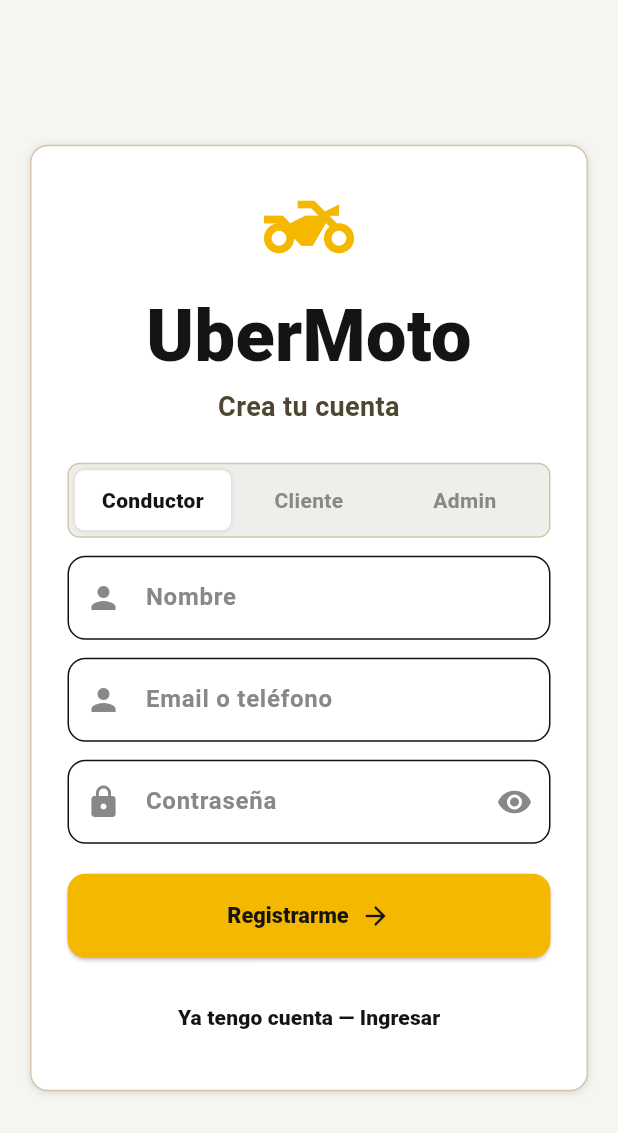
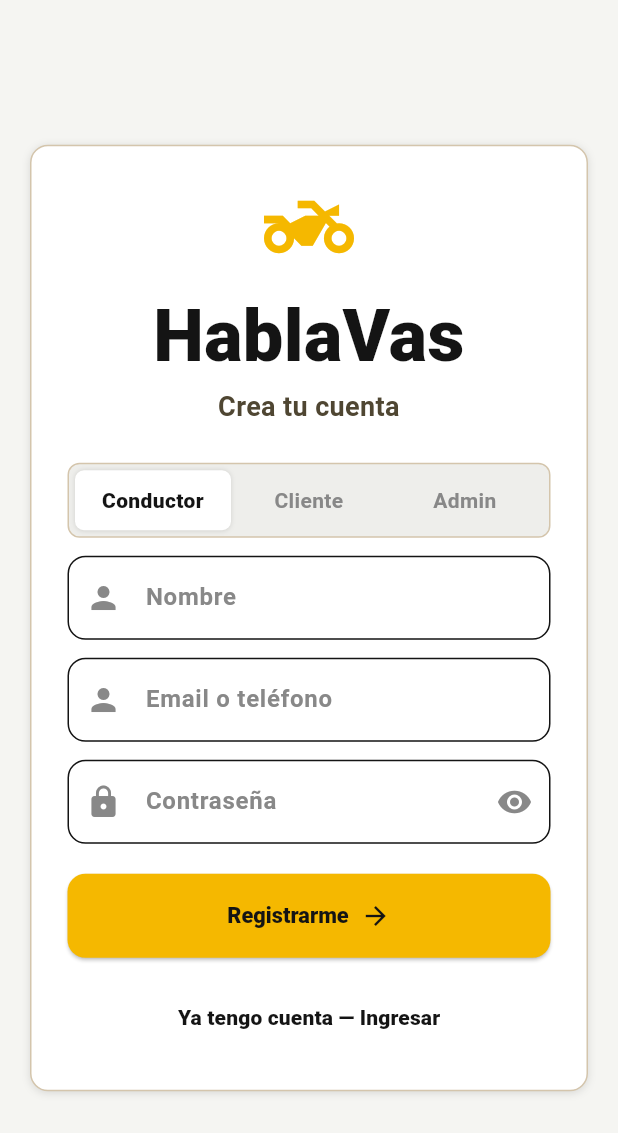
Before and after one commit to Jsinnovatech/app_front_ubermotor, a Flutter app: the screen it shows after launch, after a tap on "Ingresar", after a tap on "No tengo cuenta — Registrarme", on a phone screen of 412 x 824 dp. Shown: the top 1133 px of the screen. Run offline on Flutter 3.47's test engine with Material 3 defaults, Android fonts, the phone set to English and light mode, and no system bars; our stand-ins replace flutter_map, latlong2, shared_preferences; network calls fail; Roboto replaces fonts that are missing (Segoe UI).

Commit message:
Rebrand: UberMoto -> HablaVas

```diff
--- a/lib/core/theme/app_colors.dart
+++ b/lib/core/theme/app_colors.dart
@@ -1,6 +1,6 @@
 import 'package:flutter/material.dart';
 
-/// Paleta oficial de UberMotor: extraida del design system que aprobamos en
+/// Paleta oficial de HablaVas: extraida del design system que aprobamos en
 /// Stitch (MotoRide Prepago App). No inventar tonos nuevos.
 class AppColors {
   static const Color yellow = Color(0xFFF5B800);
--- a/lib/features/auth/screens/login_screen.dart
+++ b/lib/features/auth/screens/login_screen.dart
@@ -81,7 +81,7 @@
                 const Icon(Icons.two_wheeler, size: 60, color: AppColors.yellow),
                 const SizedBox(height: 8),
                 const Text(
-                  'UberMoto',
+                  'HablaVas',
                   textAlign: TextAlign.center,
                   style: TextStyle(fontSize: 48, fontWeight: FontWeight.w900, color: AppColors.black),
                 ),
--- a/lib/features/conductor/screens/conductor_home_screen.dart
+++ b/lib/features/conductor/screens/conductor_home_screen.dart
@@ -7,7 +7,7 @@
 import 'recarga_screen.dart';
 
 /// Home del conductor replicado del diseno de Stitch (MotoRide):
-/// header UberMoto, toggle Disponible, badge "Objetivo Diario" (saldo),
+/// header HablaVas, toggle Disponible, badge "Objetivo Diario" (saldo),
 /// "Balance de Hoy" con pill "No acumulable", y bottom nav.
 class ConductorHomeScreen extends StatefulWidget {
   const ConductorHomeScreen({super.key});
@@ -45,7 +45,7 @@
               Icon(Icons.two_wheeler, color: AppColors.yellow, size: 26),
               SizedBox(width: 6),
               Text(
-                'UberMoto',
+                'HablaVas',
                 style: TextStyle(fontWeight: FontWeight.w900, fontSize: 18, color: AppColors.yellow),
               ),
             ],
--- a/lib/main.dart
+++ b/lib/main.dart
@@ -11,11 +11,11 @@
 import 'features/admin/screens/admin_shell_screen.dart';
 
 void main() {
-  runApp(const UberMotorApp());
+  runApp(const HablaVasApp());
 }
 
-class UberMotorApp extends StatelessWidget {
-  const UberMotorApp({super.key});
+class HablaVasApp extends StatelessWidget {
+  const HablaVasApp({super.key});
 
   @override
   Widget build(BuildContext context) {
@@ -25,7 +25,7 @@
         ChangeNotifierProvider(create: (_) => ConductorProvider()),
       ],
       child: MaterialApp(
-        title: 'UberMotor',
+        title: 'HablaVas',
         theme: AppTheme.light,
         debugShowCheckedModeBanner: false,
         navigatorKey: navigatorKey,
```
Also changed, not shown: 3 other files.
